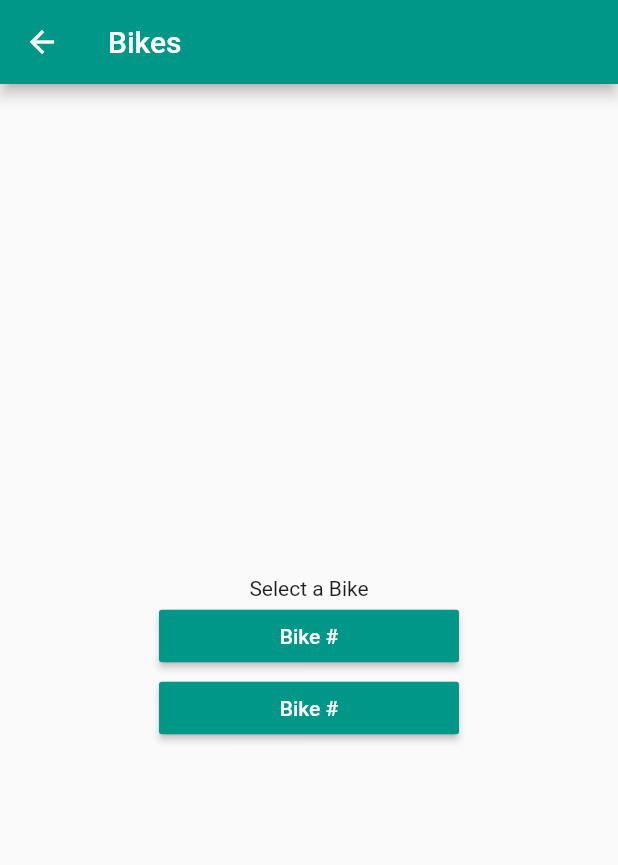
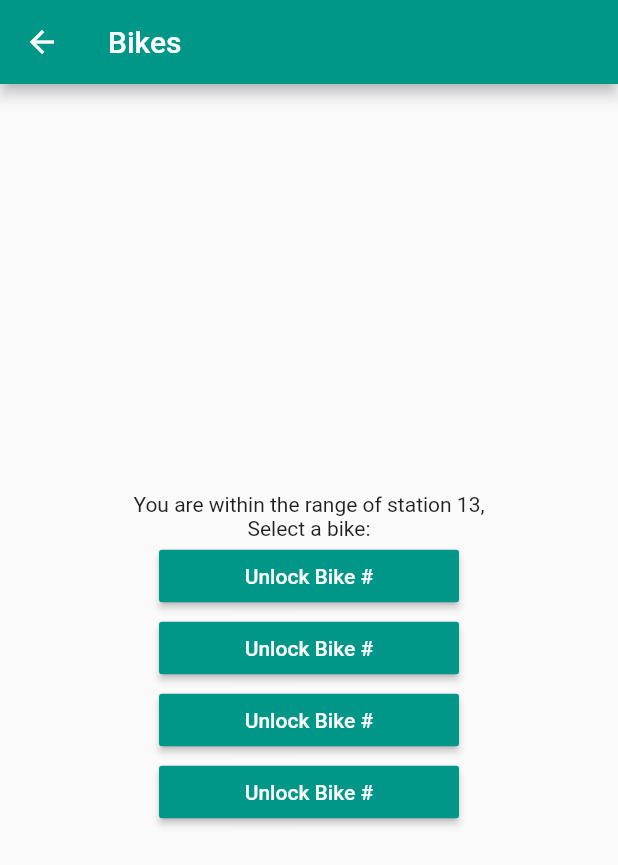
Before and after one commit to SiamakSamie/conuhacks, a Flutter app: the screen it shows after launch, after a tap on the "directions bike" icon, on a phone screen of 412 x 824 dp. Shown: the top 865 px of the screen. Run offline on Flutter 3.47's test engine with Material 2 defaults, Android fonts, the phone set to English and light mode, and no system bars; our stand-ins replace google_maps_flutter, location, sqflite; accounts and stored records are empty.

Commit message:
Added bike

```diff
--- a/lib/bikes/bikePage.dart
+++ b/lib/bikes/bikePage.dart
@@ -34,12 +34,43 @@ class BikeState extends State<BikePage> {
       return [new CircularProgressIndicator()];
     } else if (isInLocation) {
       return [
-        Text("Select a Bike"),
+        Text("You are within the range of station 13,"),
+        Text("Select a bike:"),
         ButtonTheme(
             minWidth: 200.0,
             height: 35.0,
             child: RaisedButton(
-              child: Text('Bike #', style: TextStyle(color: Colors.white)),
+              child: Text('Unlock Bike #', style: TextStyle(color: Colors.white)),
+              onPressed: () {
+                new Timer.periodic(
+                    oneSec,
+                    (Timer t) => setState(() {
+                          isLoading = true;
+                          _buildChild();
+                        }));
+                delay();
+              },
+            )),
+            ButtonTheme(
+            minWidth: 200.0,
+            height: 35.0,
+            child: RaisedButton(
+              child: Text('Unlock Bike #', style: TextStyle(color: Colors.white)),
+              onPressed: () {
+                new Timer.periodic(
+                    oneSec,
+                    (Timer t) => setState(() {
+                          isLoading = true;
+                          _buildChild();
+                        }));
+                delay();
+              },
+            )),
+            ButtonTheme(
+            minWidth: 200.0,
+            height: 35.0,
+            child: RaisedButton(
+              child: Text('Unlock Bike #', style: TextStyle(color: Colors.white)),
               onPressed: () {
                 new Timer.periodic(
                     oneSec,
@@ -54,7 +85,7 @@ class BikeState extends State<BikePage> {
             minWidth: 200.0,
             height: 35.0,
             child: RaisedButton(
-              child: Text('Bike #', style: TextStyle(color: Colors.white)),
+              child: Text('Unlock Bike #', style: TextStyle(color: Colors.white)),
               onPressed: () {
                 showDialog(
                     context: context,
```
